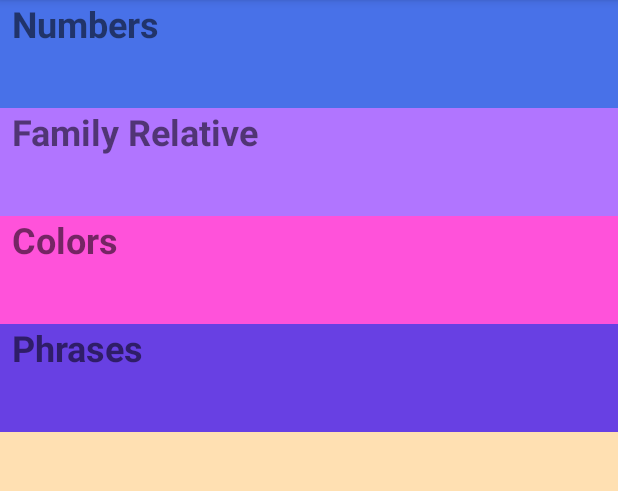
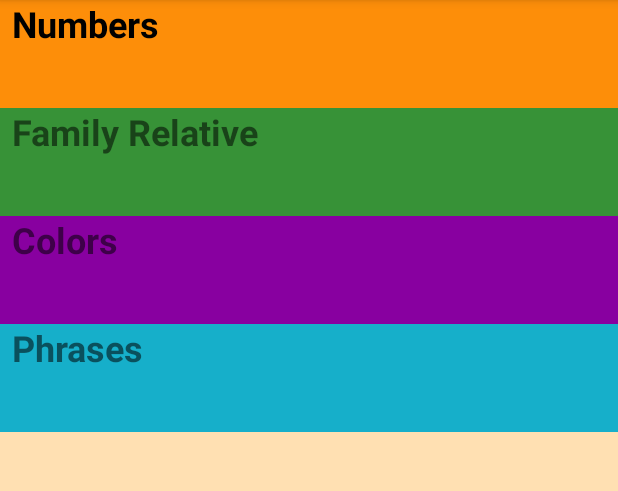
Before and after one commit to DinoQuinten/MultiLang, an Android app: the screen it shows after launch (MainActivity), on a phone screen of 412 x 824 dp, the part 84-575 px from its top. Run offline under Robolectric (Android 15) with nearby library versions, the phone set to English and light mode, and no system bars.

Commit message:
Android Development Second Stage

```diff
--- a/app/src/main/java/com/example/multilang/MainActivity.java
+++ b/app/src/main/java/com/example/multilang/MainActivity.java
@@ -14,6 +14,7 @@ public class MainActivity extends AppCompatActivity {
     protected void onCreate(Bundle savedInstanceState) {
         super.onCreate(savedInstanceState);
         setContentView(R.layout.activity_main);
+
         TextView color= (TextView) findViewById(R.id.color);
         color.setOnClickListener(v -> {
             Intent Color= new Intent(MainActivity.this,Colors.class);
--- a/app/src/main/res/layout/activity_main.xml
+++ b/app/src/main/res/layout/activity_main.xml
@@ -1,34 +1,56 @@
 <?xml version="1.0" encoding="utf-8"?>
 <LinearLayout xmlns:android="http://schemas.android.com/apk/res/android"
-    xmlns:app="http://schemas.android.com/apk/res-auto"
     xmlns:tools="http://schemas.android.com/tools"
     android:layout_width="match_parent"
     android:layout_height="match_parent"
+    android:background="#FFE0B2"
+    android:orientation="vertical"
     tools:context=".MainActivity"
-    android:orientation="vertical"
-    android:background="#FFE0B2">
-
-    <TextView
-        android:background="#4871E8"
-        android:layout_gravity="left"
-        android:text="Numbers"
-        android:onClick="numbers_list"
-        style="@style/appTheme"
-        />
-    <TextView
-        style="@style/appTheme"
-        android:text="Family Relative"
-        android:onClick="Family_list"
-        android:background="#B175FF"/>
+    >
+    <FrameLayout
+        android:layout_width="match_parent"
+        android:layout_height="wrap_content"
+        android:background="@color/category_numbers">
 
     <TextView
         style="@style/appTheme"
-        android:id="@+id/color"
-        android:background="#ff52da"
-        android:text="Colors"/>
+        android:layout_gravity="left"
+        android:background="?android:attr/selectableItemBackground"
+        android:onClick="numbers_list"
+        android:text="Numbers"
+        android:textColor="@color/black" />
+    </FrameLayout>
+
+    <FrameLayout
+        android:layout_width="match_parent"
+        android:layout_height="wrap_content"
+        android:background="@color/category_family">
     <TextView
         style="@style/appTheme"
-        android:background="#6840e3"
+        android:background="?android:attr/selectableItemBackground"
+        android:onClick="Family_list"
+        android:text="Family Relative" />
+    </FrameLayout>
+
+    <FrameLayout
+        android:layout_width="match_parent"
+        android:layout_height="wrap_content"
+        android:background="@color/category_colors">
+
+        <TextView
+            android:id="@+id/color"
+            style="@style/appTheme"
+            android:background="?android:attr/selectableItemBackground"
+            android:text="Colors" />
+    </FrameLayout>
+    <FrameLayout
+        android:layout_width="match_parent"
+        android:layout_height="wrap_content"
+        android:background="@color/category_phrases">
+    <TextView
+        style="@style/appTheme"
+        android:background="?android:attr/selectableItemBackground"
         android:onClick="Phrases_list"
-        android:text="Phrases"/>
+        android:text="Phrases" />
+    </FrameLayout>
 </LinearLayout>
```
Also changed, not shown: app/src/main/java/com/example/multilang/Numbers.java (+93 -31 lines), app/src/main/res/layout/list_item.xml (+34 -27 lines).
